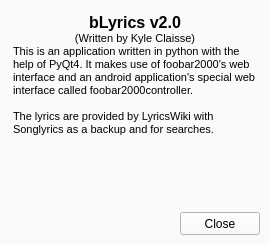
This is source_ui/about_pane.ui in TheRealBanana/bLyrics as Qt 5 draws it before an edit. The edited form follows.
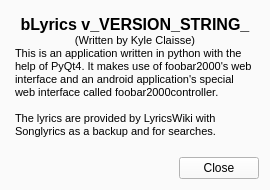
This is the edited form.

Commit message: Lyrics Caching 1.0

What changed in the file:
```diff
--- a/source_ui/about_pane.ui
+++ b/source_ui/about_pane.ui
@@ -7,19 +7,19 @@
     <x>0</x>
     <y>0</y>
     <width>270</width>
-    <height>244</height>
+    <height>190</height>
    </rect>
   </property>
   <property name="minimumSize">
    <size>
     <width>270</width>
-    <height>244</height>
+    <height>190</height>
    </size>
   </property>
   <property name="maximumSize">
    <size>
     <width>270</width>
-    <height>244</height>
+    <height>190</height>
    </size>
   </property>
   <property name="windowTitle">
@@ -28,15 +28,9 @@
   <property name="styleSheet">
    <string notr="true">background-color: rgb(250, 250, 250);</string>
   </property>
+  <layout class="QGridLayout" name="gridLayout">
+   <item row="0" column="0" colspan="2">
   <widget class="QTextBrowser" name="aboutBox">
-   <property name="geometry">
-    <rect>
-     <x>9</x>
-     <y>9</y>
-     <width>252</width>
-     <height>197</height>
-    </rect>
-   </property>
    <property name="styleSheet">
     <string notr="true">background-color: rgb(250, 250, 250);</string>
    </property>
@@ -51,7 +45,7 @@
 &lt;html&gt;&lt;head&gt;&lt;meta name=&quot;qrichtext&quot; content=&quot;1&quot; /&gt;&lt;style type=&quot;text/css&quot;&gt;
 p, li { white-space: pre-wrap; }
 &lt;/style&gt;&lt;/head&gt;&lt;body style=&quot; font-family:'MS Shell Dlg 2'; font-size:8.25pt; font-weight:400; font-style:normal;&quot;&gt;
-&lt;p align=&quot;center&quot; style=&quot; margin-top:0px; margin-bottom:0px; margin-left:0px; margin-right:0px; -qt-block-indent:0; text-indent:0px;&quot;&gt;&lt;span style=&quot; font-size:12pt; font-weight:600;&quot;&gt;bLyrics v2.0&lt;/span&gt;&lt;/p&gt;
+&lt;p align=&quot;center&quot; style=&quot; margin-top:0px; margin-bottom:0px; margin-left:0px; margin-right:0px; -qt-block-indent:0; text-indent:0px;&quot;&gt;&lt;span style=&quot; font-size:12pt; font-weight:600;&quot;&gt;bLyrics v_VERSION_STRING_&lt;/span&gt;&lt;/p&gt;
 &lt;p align=&quot;center&quot; style=&quot; margin-top:0px; margin-bottom:0px; margin-left:0px; margin-right:0px; -qt-block-indent:0; text-indent:0px;&quot;&gt;&lt;span style=&quot; font-size:8pt;&quot;&gt;(Written by Kyle Claisse)&lt;/span&gt;&lt;/p&gt;
 &lt;p style=&quot; margin-top:0px; margin-bottom:0px; margin-left:0px; margin-right:0px; -qt-block-indent:0; text-indent:0px;&quot;&gt;&lt;span style=&quot; font-size:8pt;&quot;&gt;This is an application written in python with the help of PyQt4. It makes use of foobar2000's web interface and an android application's special web interface called foobar2000controller.&lt;/span&gt;&lt;/p&gt;
 &lt;p style=&quot;-qt-paragraph-type:empty; margin-top:0px; margin-bottom:0px; margin-left:0px; margin-right:0px; -qt-block-indent:0; text-indent:0px; font-size:8pt;&quot;&gt;&lt;br /&gt;&lt;/p&gt;
@@ -61,15 +55,22 @@
     <set>Qt::NoTextInteraction</set>
    </property>
   </widget>
+   </item>
+   <item row="1" column="0">
+    <spacer name="horizontalSpacer">
+     <property name="orientation">
+      <enum>Qt::Horizontal</enum>
+     </property>
+     <property name="sizeHint" stdset="0">
+      <size>
+       <width>168</width>
+       <height>20</height>
+      </size>
+     </property>
+    </spacer>
+   </item>
+   <item row="1" column="1">
   <widget class="QPushButton" name="closeButton">
-   <property name="geometry">
-    <rect>
-     <x>180</x>
-     <y>212</y>
-     <width>80</width>
-     <height>23</height>
-    </rect>
-   </property>
    <property name="sizePolicy">
     <sizepolicy hsizetype="Fixed" vsizetype="Fixed">
      <horstretch>0</horstretch>
@@ -80,6 +81,8 @@
     <string>Close</string>
    </property>
   </widget>
+   </item>
+  </layout>
  </widget>
  <resources/>
  <connections>
```
Lines whose indentation alone changed are shown as unchanged. The commit also changes 9 other files.
